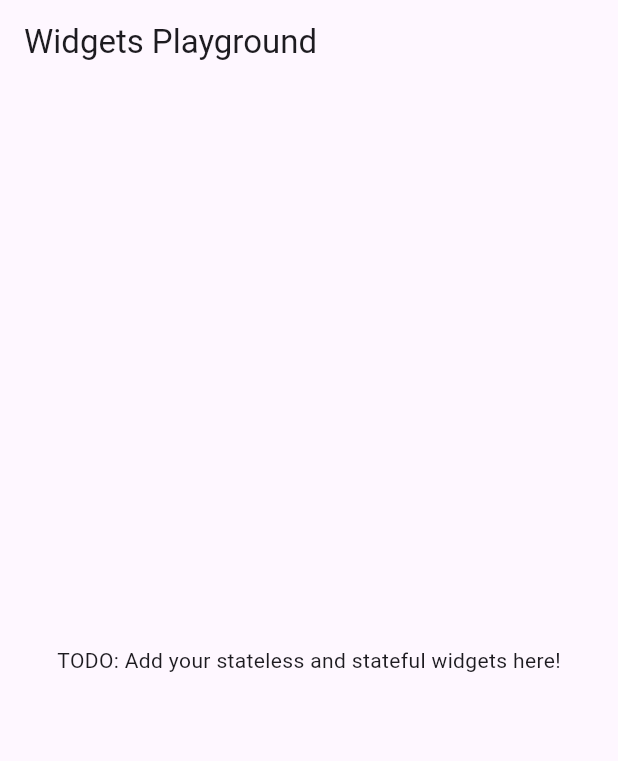
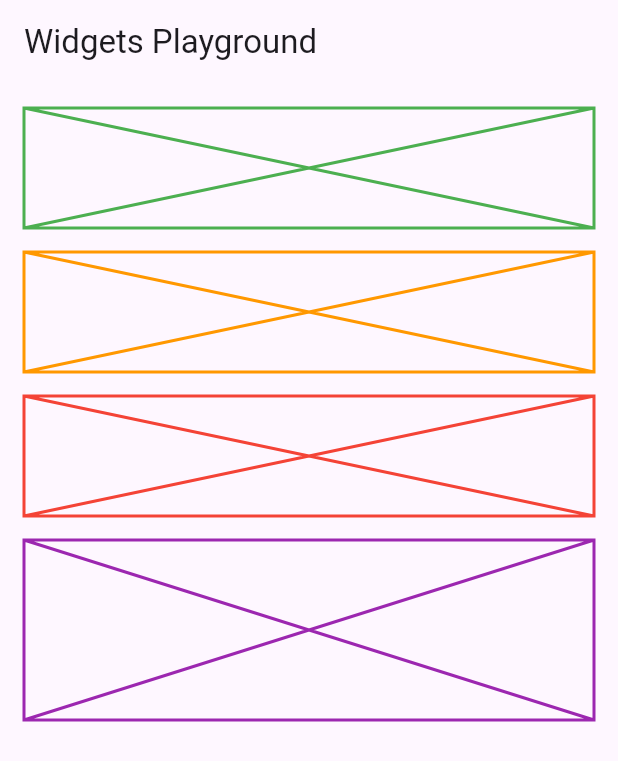
Before and after one commit to alexandrebianchi-nag/techbrunch-flutter, a Flutter app: the screen it shows after launch, on a phone screen of 412 x 824 dp. Shown: the top 761 px of the screen. Run offline on Flutter 3.47's test engine with Material 3 defaults, Android fonts, the phone set to English and light mode, and no system bars.

Commit message:
Second Exercise

```diff
--- a/2_widgets_exercises/widgets_exercise/lib/main.dart
+++ b/2_widgets_exercises/widgets_exercise/lib/main.dart
@@ -11,11 +11,44 @@ class MyApp extends StatelessWidget {
       title: 'Widgets Playground',
       home: Scaffold(
         appBar: AppBar(title: const Text('Widgets Playground')),
-        body: const Center(
-          // TODO: Replace this with your own widgets for the exercise.
-          child: Text('TODO: Add your stateless and stateful widgets here!'),
+        body: SingleChildScrollView(
+          child: Padding(
+            padding: const EdgeInsets.all(16.0),
+            child: Column(
+              crossAxisAlignment: CrossAxisAlignment.stretch,
+              children: [
+                // TODO: Part 1 - Custom Stateless Widget (MyCard)
+                // Insert your MyCard widget here
+                const Placeholder(fallbackHeight: 80, color: Colors.green),
+                const SizedBox(height: 16),
+
+                // TODO: Part 2 - Stateful Widget (CounterWidget)
+                // Insert your CounterWidget here
+                const Placeholder(fallbackHeight: 80, color: Colors.orange),
+                const SizedBox(height: 16),
+
+                // TODO: Part 3 - Second Counter (Independent State)
+                // Insert your second CounterWidget or SecondCounterWidget here
+                const Placeholder(fallbackHeight: 80, color: Colors.red),
+                const SizedBox(height: 16),
+
+                // TODO: Bonus - Widget Playground
+                // Add a Column with Text, Icon, Image.network, and a Button here
+                const Placeholder(fallbackHeight: 120, color: Colors.purple),
+              ],
+            ),
+          ),
         ),
       ),
     );
   }
 }
+
+// TODO: Implement your MyCard widget here (StatelessWidget)
+// class MyCard extends StatelessWidget { ... }
+
+// TODO: Implement your CounterWidget here (StatefulWidget)
+// class CounterWidget extends StatefulWidget { ... }
+
+// TODO: Implement your SecondCounterWidget here (StatefulWidget, optional)
+// class SecondCounterWidget extends StatefulWidget { ... }
```
